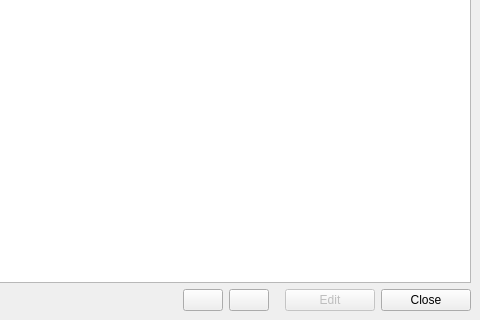
The window that LameXP_QT/gui/MetaInfo.ui (manojkumardshenoy/mulder) describes before a commit, drawn with Qt 5; both pictures show x 141 to 621 and y 100 to 420 of the 621 by 420 pixel window.
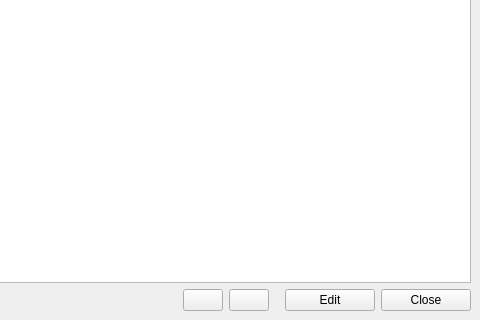
The same window after the commit. Icons and pictures are not drawn.

The edit to the form file:
```diff
--- a/LameXP_QT/gui/MetaInfo.ui
+++ b/LameXP_QT/gui/MetaInfo.ui
@@ -250,9 +250,6 @@
          </item>
          <item>
           <widget class="QPushButton" name="editButton">
-           <property name="enabled">
-            <bool>false</bool>
-           </property>
            <property name="minimumSize">
             <size>
              <width>90</width>
```
Left out of the diff: 17 changed lines with no effect on the pictures.
